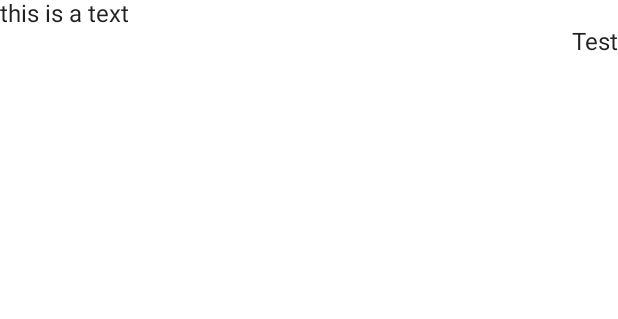
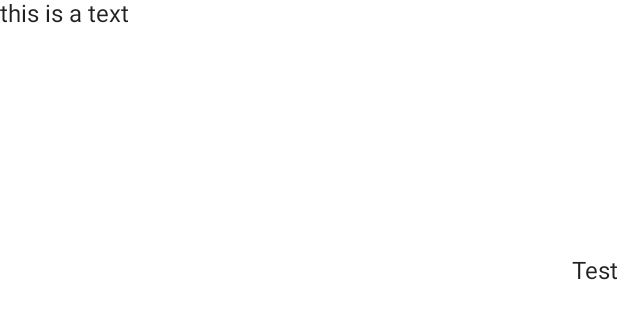
Before and after one commit to calebdan/SnipiCalculator, an Android app built with Jetpack Compose: the @Preview function DefaultPreview, on a phone screen of 412 x 824 dp. Shown: the top 319 px of the screen. Run offline under Robolectric (Android 15) with nearby library versions, the phone set to English and light mode, and no system bars.

Commit message:
Initial Commit

```diff
--- a/app/src/main/java/co/danjuma/snipicalculator/MainActivity.kt
+++ b/app/src/main/java/co/danjuma/snipicalculator/MainActivity.kt
@@ -46,20 +46,19 @@ fun CalculatorScreen() {
 @Composable
 fun CalcUI() { // this functions contains the logic for displays calculation and result activities nd
 
-    Column(
+    Box(
         modifier = Modifier
             .height(190.dp)
             .fillMaxWidth()
     ) {
 
         Text(
-            text = "this is a text", modifier = Modifier.align(Alignment.Start)
-        )
+            text = "this is a text")
 
 
 
         Text(
-            text = "Test", modifier = Modifier.align(Alignment.End),
+            text = "Test", modifier = Modifier.align(Alignment.BottomEnd)
         )
 
     }
```
